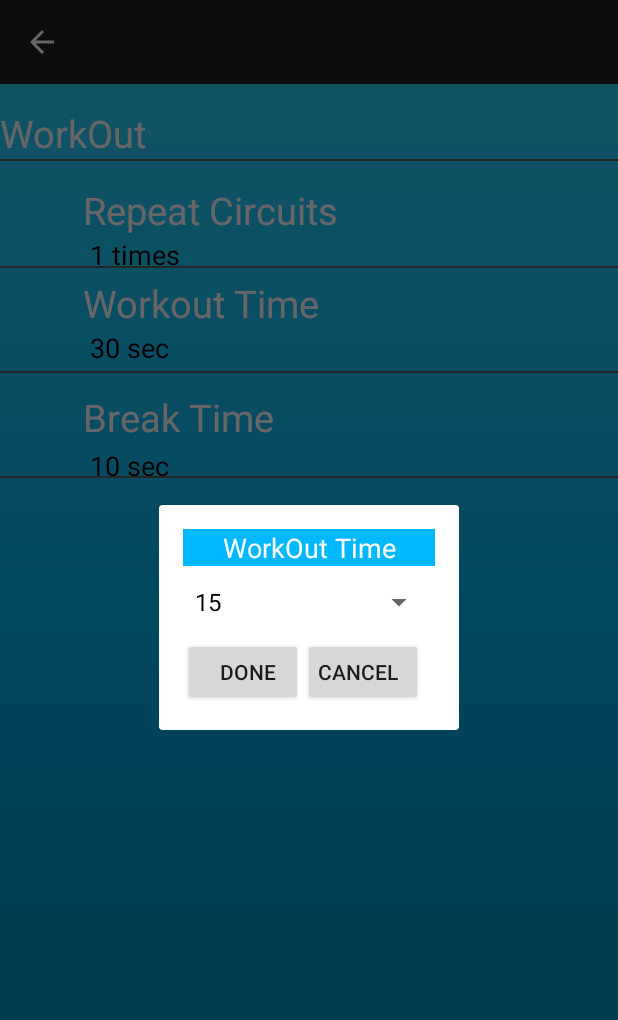
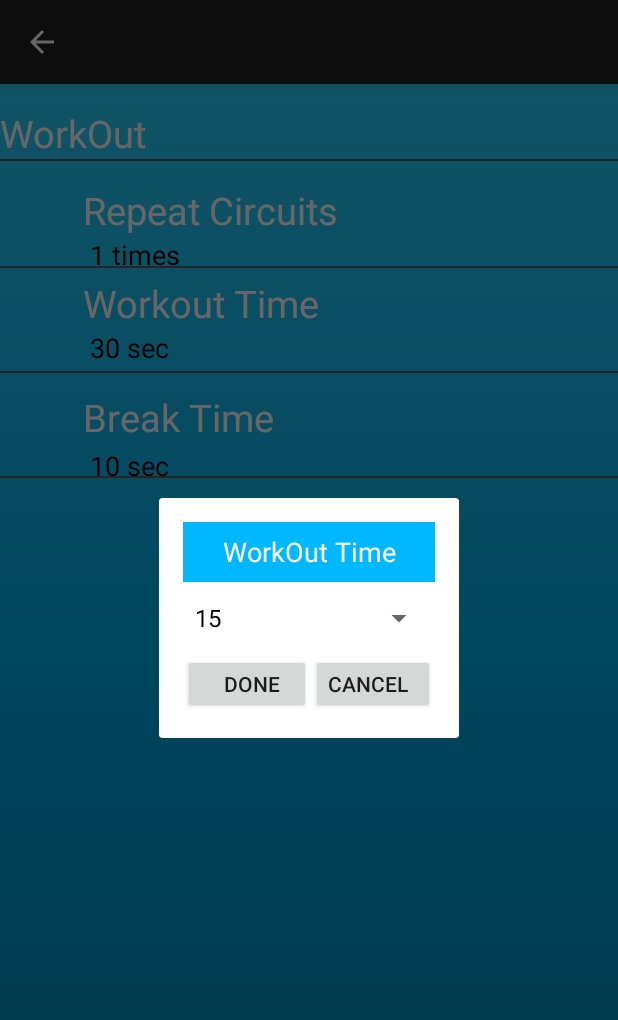
Before and after one commit to Cliffy38/CS4295-Mobile, an Android app: the Settings screen opened directly, with no data from a screen before it, after a tap on "Workout Time", on a phone screen of 412 x 824 dp. Shown: the top 1020 px of the screen. Run offline under Robolectric (Android 15) with nearby library versions, the phone set to English and light mode, and no system bars.

Commit message:
Adjust Dialog Layout + Delete unused audio + use Share Preference

```diff
--- a/CS4295_Project/app/src/main/res/layout/activity_dialog.xml
+++ b/CS4295_Project/app/src/main/res/layout/activity_dialog.xml
@@ -1,7 +1,7 @@
 <RelativeLayout xmlns:android="http://schemas.android.com/apk/res/android"
     xmlns:tools="http://schemas.android.com/tools"
     android:layout_width="200dp"
-    android:layout_height="150dp"
+    android:layout_height="wrap_content"
     android:paddingLeft="@dimen/activity_horizontal_margin"
     android:paddingRight="@dimen/activity_horizontal_margin"
     android:paddingTop="@dimen/activity_vertical_margin"
@@ -12,36 +12,37 @@
         android:text="Repeat Circuits"
         android:id="@+id/dialog_title"
         android:layout_width="fill_parent"
-        android:layout_height="wrap_content"
-        android:gravity="center_horizontal"
+        android:layout_height="40dp"
+        android:gravity="center"
         android:textAlignment="center"
         android:textColor="#ffffff"
         android:background="#ff00b8ff"
-        android:textSize="18sp"
+        android:textSize="18dp"
         android:autoText="false"/>
 
     <Spinner
         android:id="@+id/dialog_spinner"
         android:layout_height="wrap_content"
         android:layout_width="fill_parent"
-
         android:layout_below="@id/dialog_title"
-        android:scrollbarSize="5dp"/>
+        />
 
     <Button
         android:id="@+id/dialogOK"
-        android:layout_width="80dp"
-        android:layout_height="wrap_content"
+        android:layout_width="85dp"
+        android:layout_height="40dp"
         android:paddingRight="5dp"
         android:text="Done"
+        android:gravity="center"
         android:layout_below="@id/dialog_spinner"/>
 
     <Button
         android:id="@+id/dialogCancel"
-        android:layout_width="80dp"
-        android:layout_height="wrap_content"
+        android:layout_width="85dp"
+        android:layout_height="40dp"
         android:paddingLeft="5dp"
         android:text="Cancel"
+        android:gravity="center"
         android:layout_below="@id/dialog_spinner"
         android:layout_toRightOf="@id/dialogOK"/>
 
--- /dev/null
+++ b/CS4295_Project/app/src/main/res/values/array.xml
@@ -0,0 +1,15 @@
+<?xml version="1.0" encoding="utf-8"?>
+<resources>
+    <string-array name="ExerciseTime">
+        <item>15</item>
+        <item>20</item>
+        <item>25</item>
+        <item>30</item>
+        <item>35</item>
+        <item>40</item>
+        <item>45</item>
+        <item>50</item>
+        <item>55</item>
+        <item>60</item>
+    </string-array>
+</resources>
```
Also changed, not shown: CS4295_Project/app/src/main/java/cs4295/cs4295_project/Action1.java (+10 -12 lines), CS4295_Project/app/src/main/java/cs4295/cs4295_project/Break.java (+7 -6 lines), CS4295_Project/app/src/main/java/cs4295/cs4295_project/ExeciseTimeDialog.java (+5 -6 lines), CS4295_Project/app/src/main/java/cs4295/cs4295_project/MyCountDownTimer.java (deleted, +0 -60 lines), CS4295_Project/app/src/main/res/layout/spinnerlayout.xml (added, +9 -0 lines), 4 other files.
